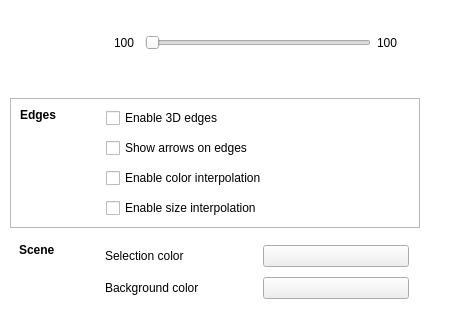
Above: library/tulip-gui/designer/SceneConfigWidget.ui from vadivelselvaraj/TulipGLImprovement before the change; both pictures show x 0 to 450 and y 363 to 683 of the 450 by 683 pixel window. Below: the same form after it.
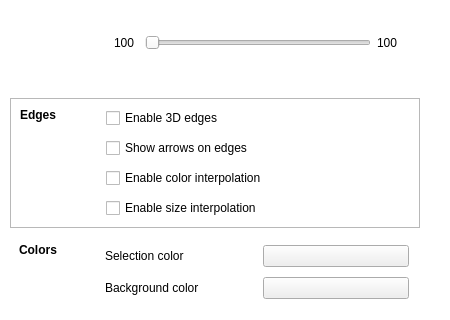
That is the form after the change. Icons and pictures are not drawn. Custom widgets are drawn as their Qt base class.

Commit message: set the label of the colors settings part to "Colors" instead of "Scene"

Diff of the .ui file:
```diff
--- a/library/tulip-gui/designer/SceneConfigWidget.ui
+++ b/library/tulip-gui/designer/SceneConfigWidget.ui
@@ -519,7 +519,7 @@
              <string notr="true">font-weight: bold;</string>
             </property>
             <property name="text">
-             <string>Scene</string>
+             <string>Colors</string>
             </property>
             <property name="alignment">
              <set>Qt::AlignLeading|Qt::AlignLeft|Qt::AlignTop</set>
```
